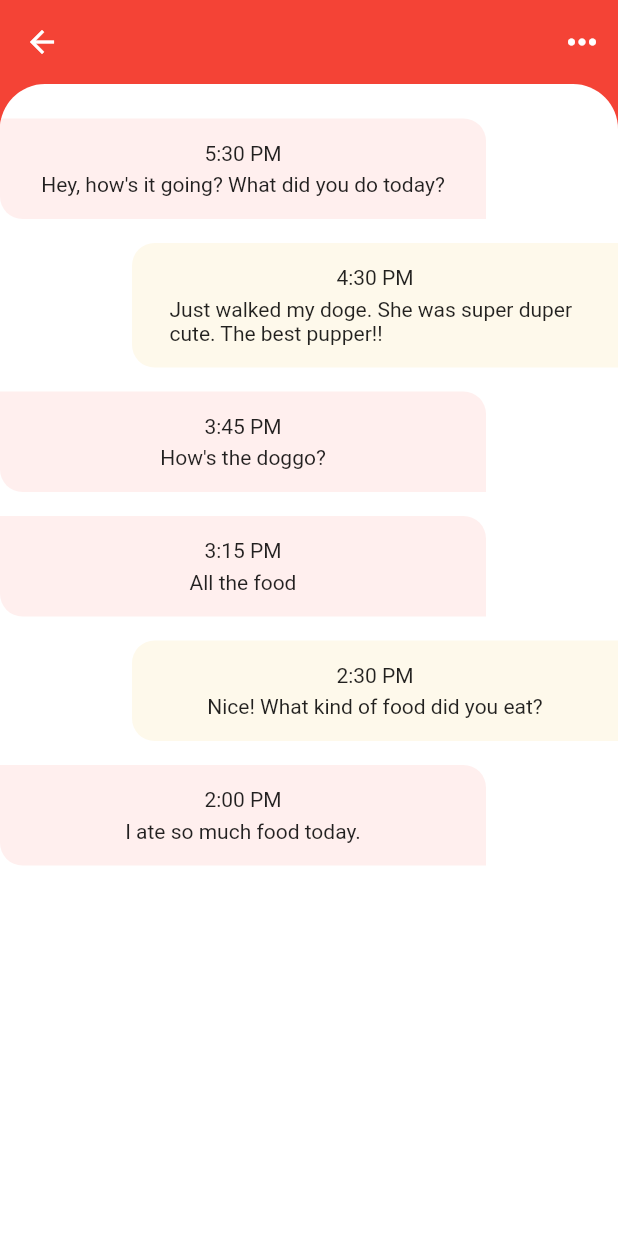
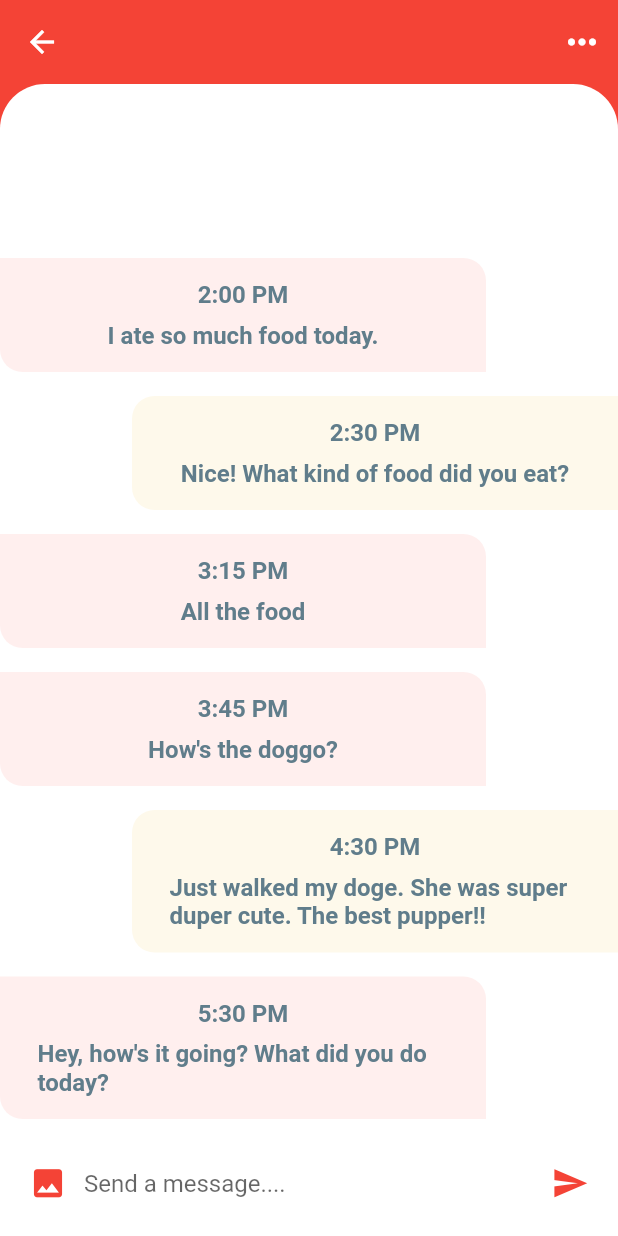
Before and after one commit to najmulmyself/Chat-UI, a Flutter app: the ChatScreen screen opened directly, on a phone screen of 412 x 824 dp. Run offline on Flutter 3.47's test engine with Material 2 defaults, Android fonts, the phone set to English and light mode, and no system bars.

Commit message:
text field added with message composer

```diff
--- a/lib/widgets/chat_screen.dart
+++ b/lib/widgets/chat_screen.dart
@@ -41,9 +41,55 @@ class _ChatScreenState extends State<ChatScreen> {
       ),
       child: Column(
         children: [
-          Text(message.time),
-          SizedBox(height: 5),
-          Text(message.text),
+          Text(
+            message.time,
+            style: TextStyle(
+              fontSize: 16,
+              fontWeight: FontWeight.w600,
+              color: Colors.blueGrey,
+            ),
+          ),
+          SizedBox(height: 8),
+          Text(
+            message.text,
+            style: TextStyle(
+              color: Colors.blueGrey,
+              fontWeight: FontWeight.w600,
+              fontSize: 16,
+            ),
+          ),
+        ],
+      ),
+    );
+  }
+
+  _buildMessageComposer() {
+    return Container(
+      padding: EdgeInsets.symmetric(horizontal: 8),
+      height: 70,
+      color: Colors.white,
+      child: Row(
+        children: [
+          IconButton(
+            onPressed: () {},
+            icon: Icon(Icons.photo),
+            iconSize: 25,
+            color: Theme.of(context).primaryColor,
+          ),
+          Expanded(
+            // if we don't use expanded it will take the maximum space in a row.
+            // .collapse will be remove the underline in the textfield.
+            child: TextField(
+              decoration:
+                  InputDecoration.collapsed(hintText: "Send a message...."),
+            ),
+          ),
+          IconButton(
+            onPressed: () {},
+            icon: Icon(Icons.send),
+            iconSize: 25,
+            color: Theme.of(context).primaryColor,
+          ),
         ],
       ),
     );
@@ -86,6 +132,7 @@ class _ChatScreenState extends State<ChatScreen> {
                   topRight: Radius.circular(30),
                 ),
                 child: ListView.builder(
+                  reverse: true,
                   padding: EdgeInsets.only(top: 15),
                   itemBuilder: (context, index) {
                     final Message message = messages[index];
@@ -97,6 +144,7 @@ class _ChatScreenState extends State<ChatScreen> {
               ),
             ),
           ),
+          _buildMessageComposer(),
         ],
       ),
     );
```
